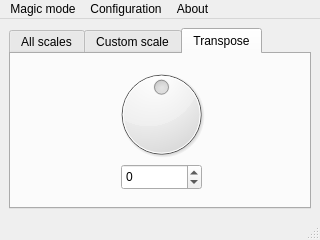
First picture: the form in src/ui/ui_mainform.ui, repository doino-gretchenliev/Mid-Magic, before the edit.
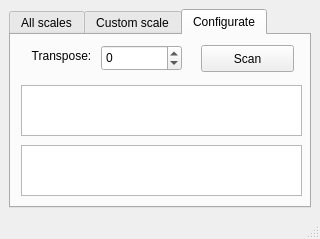
Second picture: the form after the edit. The open tabs and pages were chosen to show the change.

```diff
--- a/src/ui/ui_mainform.ui
+++ b/src/ui/ui_mainform.ui
@@ -10,7 +10,7 @@
     <x>0</x>
     <y>0</y>
     <width>320</width>
-    <height>240</height>
+    <height>239</height>
    </rect>
   </property>
   <property name="sizePolicy">
@@ -514,47 +514,71 @@
       </widget>
       <widget class="QWidget" name="tab">
        <attribute name="title">
-        <string>Transpose</string>
+        <string>Configurate</string>
        </attribute>
-       <widget class="QDial" name="dialTranspose">
-        <property name="geometry">
-         <rect>
-          <x>80</x>
-          <y>10</y>
-          <width>141</width>
-          <height>101</height>
-         </rect>
-        </property>
-        <property name="minimum">
-         <number>-12</number>
-        </property>
-        <property name="maximum">
-         <number>12</number>
-        </property>
-        <property name="orientation">
-         <enum>Qt::Horizontal</enum>
-        </property>
-        <property name="invertedAppearance">
-         <bool>false</bool>
-        </property>
-        <property name="invertedControls">
-         <bool>false</bool>
-        </property>
-       </widget>
        <widget class="QSpinBox" name="spinBoxTranspose">
         <property name="geometry">
          <rect>
-          <x>110</x>
+          <x>90</x>
+          <y>10</y>
+          <width>81</width>
+          <height>26</height>
+         </rect>
+        </property>
+        <property name="minimum">
+         <number>-12</number>
+        </property>
+        <property name="maximum">
+         <number>12</number>
+        </property>
+       </widget>
+       <widget class="QLabel" name="label">
+        <property name="geometry">
+         <rect>
+          <x>10</x>
+          <y>10</y>
+          <width>81</width>
+          <height>21</height>
+         </rect>
+        </property>
+        <property name="text">
+         <string>Transpose:</string>
+        </property>
+        <property name="alignment">
+         <set>Qt::AlignCenter</set>
+        </property>
+       </widget>
+       <widget class="QListWidget" name="listWidgetInput">
+        <property name="geometry">
+         <rect>
+          <x>10</x>
+          <y>50</y>
+          <width>281</width>
+          <height>51</height>
+         </rect>
+        </property>
+       </widget>
+       <widget class="QListWidget" name="listWidgetOutput">
+        <property name="geometry">
+         <rect>
+          <x>10</x>
           <y>110</y>
-          <width>81</width>
-          <height>26</height>
+          <width>281</width>
+          <height>51</height>
          </rect>
         </property>
-        <property name="minimum">
-         <number>-12</number>
+       </widget>
+       <widget class="QPushButton" name="pushButtonScan">
+        <property name="geometry">
+         <rect>
+          <x>190</x>
+          <y>10</y>
+          <width>93</width>
+          <height>27</height>
+         </rect>
         </property>
-        <property name="maximum">
-         <number>12</number>
+        <property name="text">
+         <string>Scan</string>
         </property>
        </widget>
       </widget>
@@ -562,67 +586,6 @@
     </item>
    </layout>
   </widget>
-  <widget class="QMenuBar" name="menubar">
-   <property name="geometry">
-    <rect>
-     <x>0</x>
-     <y>0</y>
-     <width>320</width>
-     <height>24</height>
-    </rect>
-   </property>
-   <property name="acceptDrops">
-    <bool>true</bool>
-   </property>
-   <property name="defaultUp">
-    <bool>false</bool>
-   </property>
-   <property name="nativeMenuBar">
-    <bool>true</bool>
-   </property>
-   <widget class="QMenu" name="menuConfiguration">
-    <property name="title">
-     <string>Configuration</string>
-    </property>
-    <addaction name="actionMidiInput"/>
-    <addaction name="actionMidiOutput"/>
-    <addaction name="actionScanForDevices"/>
-   </widget>
-   <widget class="QMenu" name="menuAbout">
-    <property name="contextMenuPolicy">
-     <enum>Qt::DefaultContextMenu</enum>
-    </property>
-    <property name="acceptDrops">
-     <bool>true</bool>
-    </property>
-    <property name="tearOffEnabled">
-     <bool>false</bool>
-    </property>
-    <property name="title">
-     <string>About</string>
-    </property>
-    <property name="separatorsCollapsible">
-     <bool>false</bool>
-    </property>
-    <property name="toolTipsVisible" stdset="0">
-     <bool>false</bool>
-    </property>
-   </widget>
-   <widget class="QMenu" name="menuMagicMode">
-    <property name="tearOffEnabled">
-     <bool>false</bool>
-    </property>
-    <property name="title">
-     <string>Magic mode</string>
-    </property>
-    <property name="separatorsCollapsible">
-     <bool>false</bool>
-    </property>
-   </widget>
-   <addaction name="menuMagicMode"/>
-   <addaction name="menuConfiguration"/>
-   <addaction name="menuAbout"/>
-  </widget>
   <widget class="QStatusBar" name="statusBar"/>
   <action name="actionMidiInput">
    <property name="checkable">
```
Left out of the diff: 91 changed lines with no effect on the pictures.
